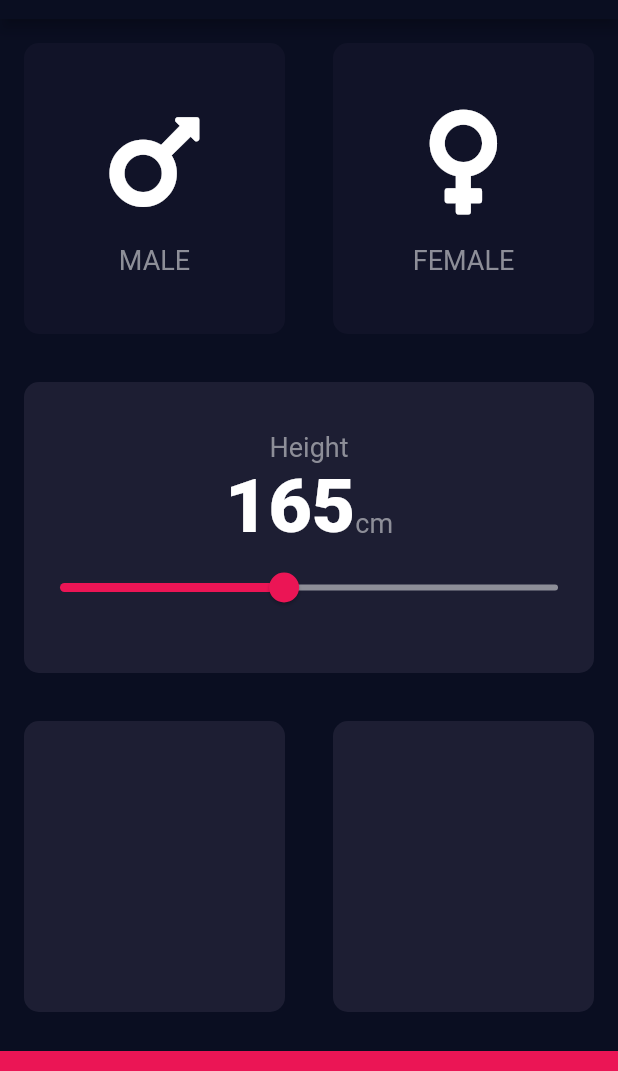
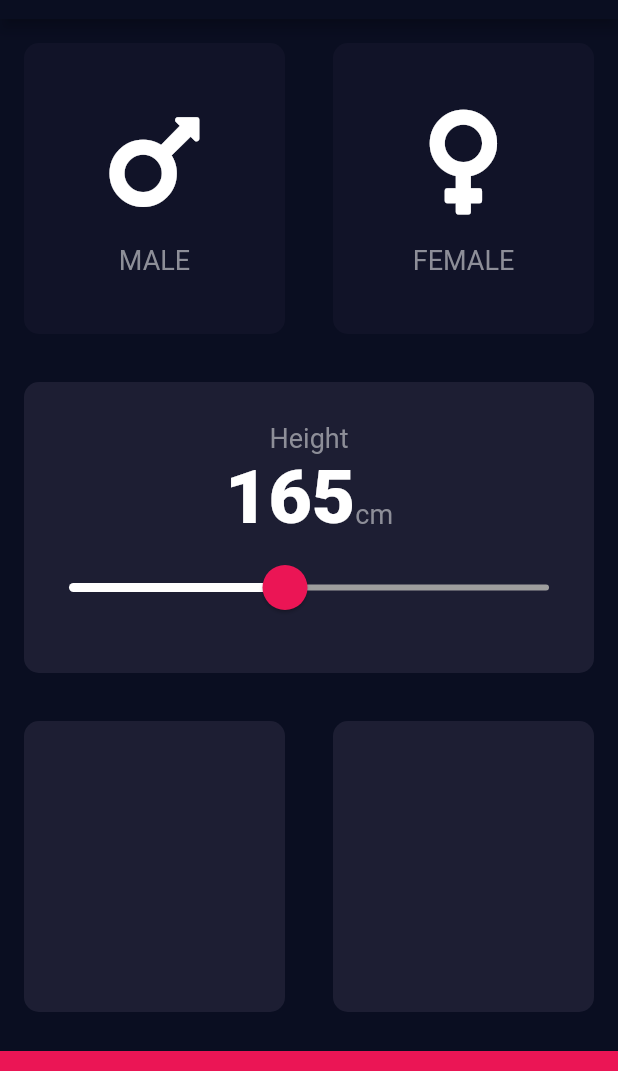
Before and after one commit to parthadroja247/my-bmi-flutter, a Flutter app: the screen it shows after launch, on a phone screen of 412 x 824 dp, the part 65-1136 px from its top. Run offline on Flutter 3.47's test engine with Material 2 defaults, Android fonts, the phone set to English and light mode, and no system bars; our stand-ins replace font_awesome_flutter.

Commit message:
L-140 Completed

```diff
--- a/lib/input_page.dart
+++ b/lib/input_page.dart
@@ -82,17 +82,25 @@ class _InputPageState extends State<InputPage> {
                       )
                     ],
                   ),
-                  Slider(
+                  SliderTheme(
+                    data: SliderTheme.of(context).copyWith(
+                      thumbShape: RoundSliderThumbShape(enabledThumbRadius: 15),
+                      overlayShape: RoundSliderOverlayShape(overlayRadius: 30),
+                      thumbColor: Color(0xFFEB1555),
+                      activeTrackColor: Colors.white,
+                      inactiveTrackColor: Colors.grey,
+                      overlayColor: Color(0x29EB1555),
+                    ),
+                    child: Slider(
                       value: height,
                       min: 120,
                       max: 220,
-                    activeColor: Color(0xFFEB1555),
-                    inactiveColor: Color(0xFF8D8E98),
                       onChanged: (double newValue) {
                         setState(() {
                           height = newValue;
                         });
                       },
+                    ),
                   )
                 ],
               ),
```
Lines whose indentation alone changed are shown as unchanged.
